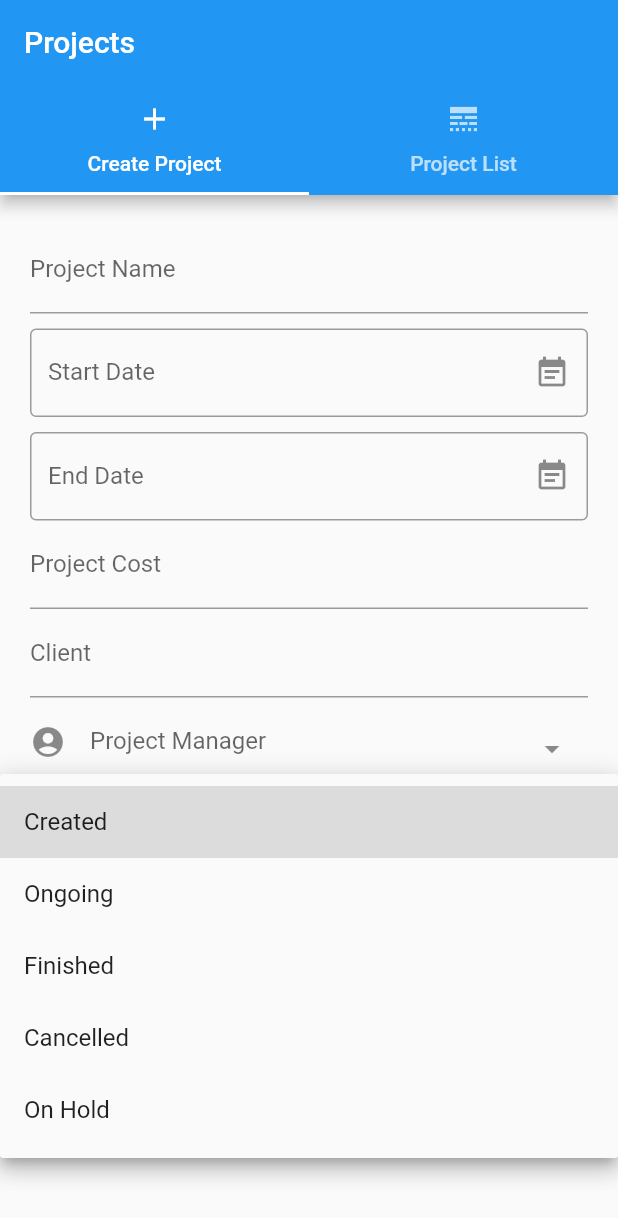
After one commit to jrcmadushanka/horizon_projects, a Flutter app: the ManagerDashboard screen opened directly, after a tap on "Created", on a phone screen of 412 x 824 dp. The commit adds this screen. Shown: the top 1218 px of the screen. Run offline on Flutter 3.47's test engine with Material 2 defaults, Android fonts, the light colour scheme and no system bars; drawn by our look-alikes of date_field, select_form_field; our stand-ins replace cloud_firestore, firebase_auth, firebase_core, form_field_validator; missing offline and left inert: item_selector; accounts and stored records are empty; statements that could not run were skipped.

Commit message:
Changed widget type

```diff
--- a/lib/main.dart
+++ b/lib/main.dart
@@ -10,7 +10,7 @@ import 'package:horizon_projects/adminDashboard.dart';
 import 'package:horizon_projects/projectList.dart';
 import 'package:horizon_projects/widget/defaultButton.dart';
 
-import 'createProject.dart';
+import 'managerDashBoard.dart';
 
 Future<void> main() async {
   WidgetsFlutterBinding.ensureInitialized();
@@ -85,7 +85,7 @@ class LoginPageState extends State<LoginPage>
                       Navigator.pushReplacement(
                           context,
                           MaterialPageRoute(
-                              builder: (context) => MyStatelessWidget()));
+                              builder: (context) => ManagerDashboard()));
                     }
                   });
                 })
--- /dev/null
+++ b/lib/managerDashBoard.dart
@@ -0,0 +1,293 @@
+import 'dart:math';
+
+import 'package:cloud_firestore/cloud_firestore.dart';
+import 'package:date_field/date_field.dart';
+import 'package:flutter/material.dart';
+import 'package:item_selector/item_selector.dart';
+import 'package:select_form_field/select_form_field.dart';
+
+import 'model/models.dart';
+
+Widget buildListItem(BuildContext context, int index, bool selected) {
+  return Card(
+    margin: EdgeInsets.all(10),
+    elevation: selected ? 2 : 10,
+    child: ListTile(
+      leading: Icon(Icons.insert_drive_file),
+      contentPadding: EdgeInsets.all(10),
+      title: Text('Project ' + index.toString()),
+    ),
+  );
+}
+
+class ListViewPage extends StatelessWidget {
+  @override
+  Widget build(BuildContext context) {
+    return ItemSelectionController(
+      child: ListView.builder(
+        itemCount: 50,
+        itemBuilder: (BuildContext context, int index) {
+          return ItemSelectionBuilder(
+            index: index,
+            builder: buildListItem,
+          );
+        },
+      ),
+    );
+  }
+}
+
+class RectSelection extends ItemSelection {
+  RectSelection(this.columns);
+
+  final int columns;
+  ItemSelection oldSelection = ItemSelection();
+
+  int rowAt(int index) => index ~/ columns;
+
+  int columnAt(int index) => index % columns;
+
+  int indexAt(int row, int column) => column + row * columns;
+
+  bool start(int start, int end) {
+    oldSelection = ItemSelection(start, end);
+    return false;
+  }
+
+  bool update(int start, int end) {
+    // calculate rectangular selection bounds
+    final startRow = rowAt(min(start, end));
+    final endRow = rowAt(max(start, end));
+    final startColumn = columnAt(min(start, end));
+    final endColumn = columnAt(max(start, end));
+
+    // construct new rectangular selection row by row
+    final newSelection = ItemSelection();
+    for (int r = startRow; r <= endRow; ++r) {
+      final startIndex = indexAt(r, startColumn);
+      final endIndex = indexAt(r, endColumn);
+      newSelection.add(startIndex, endIndex);
+    }
+
+    // apply selection changes
+    addAll(ItemSelection.copy(newSelection)..removeAll(oldSelection));
+    removeAll(ItemSelection.copy(oldSelection)..removeAll(newSelection));
+
+    oldSelection = newSelection;
+    return true;
+  }
+}
+
+class ManagerDashboard extends StatefulWidget {
+  ManagerDashboard({Key key}) : super(key: key){
+    _getAllEmployees();
+  }
+
+  final List<UserModel> _managers = [];
+  final List<UserModel> _employee = [];
+
+  final List<Map<String, dynamic>> _items = [
+    {
+      'value': 'boxValue',
+      'label': 'Box Label',
+      'icon': Icon(Icons.stop),
+    },
+    {
+      'value': 'circleValue',
+      'label': 'Circle Label',
+      'icon': Icon(Icons.fiber_manual_record),
+      'textStyle': TextStyle(color: Colors.red),
+    },
+    {
+      'value': 'starValue',
+      'label': 'Star Label',
+      'enable': false,
+      'icon': Icon(Icons.grade),
+    }
+  ];
+
+  _getAllEmployees() async {
+    UserModel user;
+    FirebaseFirestore.instance
+        .collection('users')
+        .where('type', arrayContainsAny: ["MANAGER", "EMPLOYEE"])
+        .get()
+        .then((value) => {
+              value.docs.forEach((element) => {
+                    user = UserModel(
+                        element.data().containsKey("uid") ? element["uid"] : "",
+                        element.data().containsKey("full_name")
+                            ? element["full_name"]
+                            : "",
+                        element.data().containsKey("admin_id")
+                            ? element["admin_id"]
+                            : "",
+                        element.data().containsKey("email")
+                            ? element["email"]
+                            : "",
+                        element.data().containsKey("type")
+                            ? element["type"]
+                            : "",
+                        "",
+                        element.id)
+                  }),
+              if (user.type == "MANAGER")
+                {_managers.add(user)}
+              else
+                {_employee.add(user)}
+            });
+  }
+
+  @override
+  State<StatefulWidget> createState() {
+    return new ManagerDashBoardState();
+  }
+}
+
+class ManagerDashBoardState extends State<ManagerDashboard>{
+
+  @override
+  Widget build(BuildContext context) {
+    {
+      return DefaultTabController(
+        initialIndex: 1,
+        length: 2,
+        child: Scaffold(
+          appBar: AppBar(
+            title: Text('Projects'),
+            bottom: TabBar(
+              tabs: <Widget>[
+                Tab(
+                  text: 'Create Project',
+                  icon: Icon(Icons.add),
+                ),
+                Tab(
+                  text: 'Project List',
+                  icon: Icon(Icons.line_style),
+                ),
+              ],
+            ),
+          ),
+          body: TabBarView(
+            children: <Widget>[
+              Container(
+                  padding: const EdgeInsets.all(20.0),
+                  child: SingleChildScrollView(
+                    child: new Form(
+                      child: new Column(
+                        mainAxisAlignment: MainAxisAlignment.start,
+                        children: <Widget>[
+                          new TextFormField(
+                            decoration: new InputDecoration(
+                                labelText: "Project Name",
+                                fillColor: Colors.white),
+                            keyboardType: TextInputType.emailAddress,
+                          ),
+                          new Padding(
+                            padding: const EdgeInsets.only(top: 10.0),
+                          ),
+                          DateTimeFormField(
+                            decoration: const InputDecoration(
+                              hintStyle: TextStyle(color: Colors.black45),
+                              errorStyle: TextStyle(color: Colors.redAccent),
+                              border: OutlineInputBorder(),
+                              suffixIcon: Icon(Icons.event_note),
+                              labelText: 'Start Date',
+                            ),
+                            mode: DateTimeFieldPickerMode.date,
+                            autovalidateMode: AutovalidateMode.always,
+                            validator: (e) => (e?.day ?? 0) == 1
+                                ? 'Please not the first day'
+                                : null,
+                            onDateSelected: (DateTime value) {
+                              print(value);
+                            },
+                          ),
+                          new Padding(padding: const EdgeInsets.only(top: 10.0)),
+                          DateTimeFormField(
+                            decoration: const InputDecoration(
+                              hintStyle: TextStyle(color: Colors.black45),
+                              errorStyle: TextStyle(color: Colors.redAccent),
+                              border: OutlineInputBorder(),
+                              suffixIcon: Icon(Icons.event_note),
+                              labelText: 'End Date',
+                            ),
+                            mode: DateTimeFieldPickerMode.date,
+                            autovalidateMode: AutovalidateMode.always,
+                            validator: (e) => (e?.day ?? 0) == 1
+                                ? 'Please not the first day'
+                                : null,
+                            onDateSelected: (DateTime value) {
+                              print(value);
+                            },
+                          ),
+                          new TextFormField(
+                            decoration: new InputDecoration(
+                                labelText: "Project Cost", hintText: 'Rs.'),
+                          ),
+                          new TextFormField(
+                            decoration: new InputDecoration(
+                                labelText: "Client", hintText: 'Client name'),
+                          ),
+                          new SelectFormField(
+                            type: SelectFormFieldType.dropdown,
+                            // or can be dialog
+                            initialValue: 'circle',
+                            icon: Icon(Icons.account_circle),
+                            labelText: 'Project Manager',
+//                      items: _items,
+                            onChanged: (val) => print(val),
+                            onSaved: (val) => print(val),
+                          ),
+                          new DropdownButtonFormField(
+                            items: [
+                              new DropdownMenuItem(
+                                child: Text("Created"),
+                                value: "created",
+                              ),
+                              new DropdownMenuItem(
+                                  child: Text("Ongoing"), value: "onGoing"),
+                              new DropdownMenuItem(
+                                child: Text("Finished"),
+                                value: "finished",
+                              ),
+                              new DropdownMenuItem(
+                                child: Text("Cancelled"),
+                                value: "cancelled",
+                              ),
+                              new DropdownMenuItem(
+                                child: Text("On Hold"),
+                                value: "onHold",
+                              ),
+                            ],
+                            onChanged: (val) => {},
+                            hint: Text("Select the status"),
+                            value: "created",
+                          )
+                        ],
+                      ),
+                    ),
+                  )),
+
+              ItemSelectionController(
+                child: ListView.builder(
+                  itemCount: 100,
+                  itemBuilder: (BuildContext context, int index) {
+                    return ItemSelectionBuilder(
+                      index: index,
+                      builder: buildListItem,
+                    );
+                  },
+                ),
+              ),
+
+//            Center(
+//              child: Text('It\'s sunny here'),
+//            ),
+            ],
+          ),
+        ),
+      );
+    }
+  }
+}
--- a/lib/widget/AddUserDialog.dart
+++ b/lib/widget/AddUserDialog.dart
@@ -101,6 +101,7 @@ class AddNewUserDialogState extends State<AddNewUserDialog> {
                   value: typeController.text == "" ? null : typeController.text,
                   disabledHint: Text(typeController.text),
                   hint: Text("Select the user type"),
+
                 ),
                 if (_showAdminFields)
                   new TextFormField(
```
Also changed, not shown: lib/createProject.dart (deleted, +0 -270 lines).
